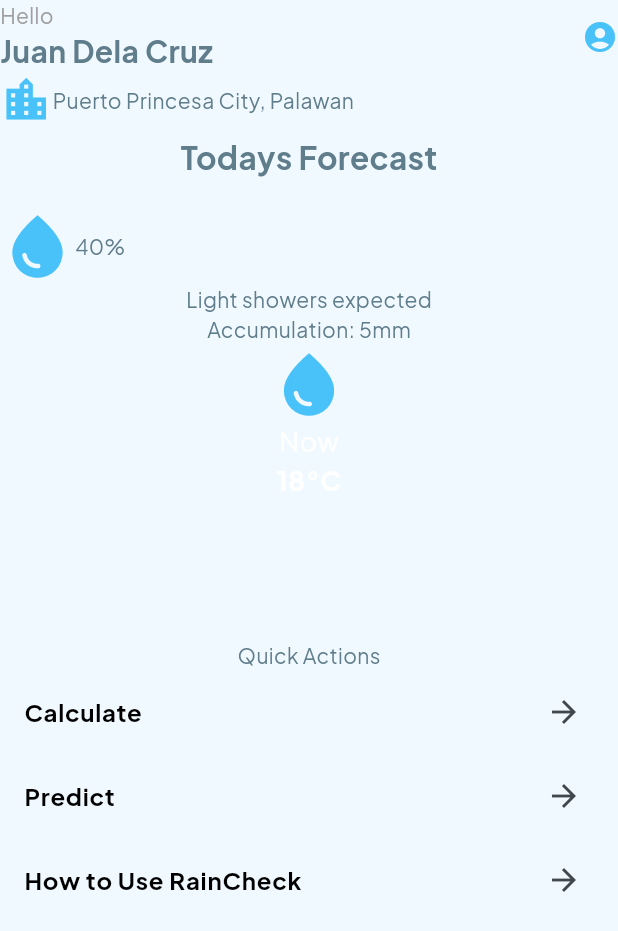
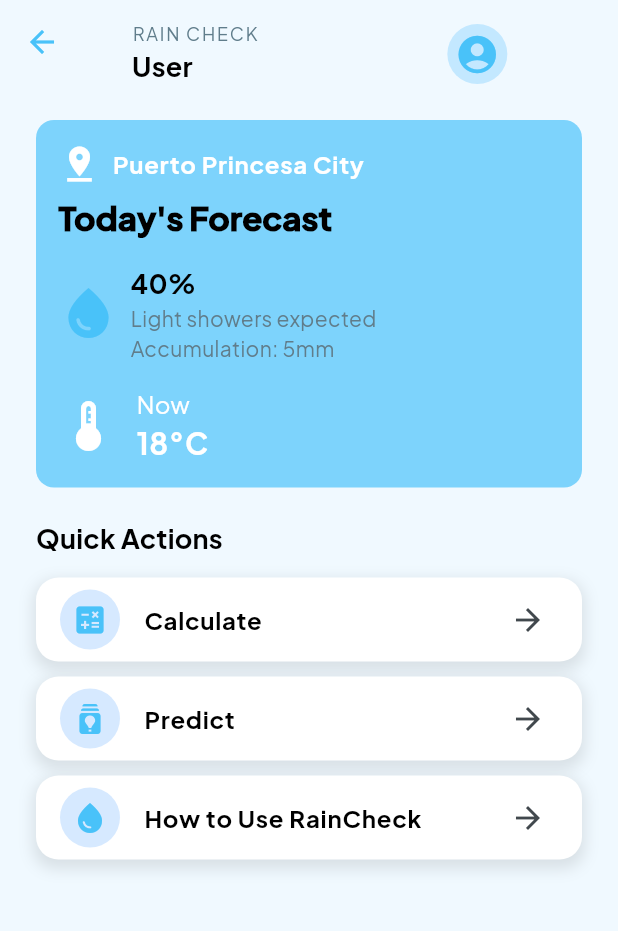
Before and after one commit to jubilcabrestante/rain_check, a Flutter app: the MainAppScreen screen opened by its route, on a phone screen of 412 x 824 dp. Shown: the top 931 px of the screen. Run offline on Flutter 3.47's test engine with Material 3 defaults, Android fonts, the phone set to English and light mode, and no system bars; our stand-ins replace auto_route, cloud_firestore, dartz, equatable, firebase_auth, firebase_core and 8 more; missing offline and left inert: flutter_icon_snackbar; accounts and stored records are empty; generated files the repository leaves out were written again.

Commit message:
update design on main screen

```diff
--- a/lib/app/app_screen.dart
+++ b/lib/app/app_screen.dart
@@ -1,7 +1,11 @@
 import 'package:auto_route/auto_route.dart';
 import 'package:flutter/material.dart';
+import 'package:flutter_bloc/flutter_bloc.dart';
 import 'package:gap/gap.dart';
 import 'package:rain_check/app/router/router.gr.dart';
+import 'package:rain_check/app/themes/colors.dart';
+import 'package:rain_check/core/domain/cubit/auth_user_cubit.dart';
+import 'package:rain_check/core/utils/name_formatter.dart';
 
 @RoutePage()
 class MainAppScreen extends StatefulWidget {
@@ -12,115 +16,225 @@ class MainAppScreen extends StatefulWidget {
 }
 
 class _MainAppScreenState extends State<MainAppScreen> {
-  final List<Map<String, dynamic>> navList = [
-    {"title": "Calculate", "route": CalculateRoute()},
-    {"title": "Predict", "route": PredictRoute()},
-    {"title": "How to Use RainCheck", "route": GuideRoute()},
+  final String location = "";
+
+  final List<_NavItem> navList = const [
+    _NavItem(
+      title: "Calculate",
+      route: CalculateRoute(),
+      icon: Icons.calculate,
+    ),
+    _NavItem(
+      title: "Predict",
+      route: PredictRoute(),
+      icon: Icons.batch_prediction,
+    ),
+    _NavItem(
+      title: "How to Use RainCheck",
+      route: GuideRoute(),
+      icon: Icons.water_drop,
+    ),
   ];
 
   @override
   Widget build(BuildContext context) {
-    return Scaffold(
-      body: Column(
+    var theme = Theme.of(context);
+    return BlocConsumer<AuthUserCubit, AuthUserState>(
+      listener: (context, state) {
+        // TODO: implement listener
+      },
+      builder: (context, state) {
+        var fullName = state.currentUser?.fullName;
+        return Scaffold(
+          appBar: AppBar(
+            backgroundColor: AppColors.background,
+            title: Padding(
+              padding: const EdgeInsets.fromLTRB(16, 16, 16, 0),
+              child: Row(
+                children: [
+                  Flexible(
+                    child: Column(
+                      crossAxisAlignment: CrossAxisAlignment.start,
+                      mainAxisAlignment: MainAxisAlignment.center,
+                      children: [
+                        Text(
+                          "RAIN CHECK",
+                          style: theme.textTheme.bodySmall?.copyWith(
+                            letterSpacing: 1.2,
+                            color: AppColors.textGrey,
+                          ),
+                        ),
+                        Text(
+                          NameFormatter.formatFullName(fullName.toString()),
+                          style: theme.textTheme.titleMedium,
+                        ),
+                      ],
+                    ),
+                  ),
+                  Spacer(),
+                  const CircleAvatar(
+                    radius: 20,
+                    child: Icon(
+                      Icons.account_circle,
+                      color: AppColors.primary,
+                      size: 30,
+                    ),
+                  ),
+                ],
+              ),
+            ),
+          ),
+          body: Padding(
+            padding: const EdgeInsets.all(24.0),
+            child: Column(
+              crossAxisAlignment: CrossAxisAlignment.start,
+              children: [
+                _WeatherHeader(location: location),
+                const Gap(20),
+                Text("Quick Actions", style: theme.textTheme.titleMedium),
+                const Gap(8),
+                Expanded(
+                  child: ListView.builder(
+                    padding: EdgeInsets.symmetric(vertical: 5),
+                    itemCount: navList.length,
+                    itemBuilder: (context, index) {
+                      final item = navList[index];
+                      return Padding(
+                        padding: EdgeInsets.only(bottom: 10),
+                        child: Container(
+                          decoration: BoxDecoration(
+                            color: AppColors.textWhite,
+                            borderRadius: BorderRadius.circular(15),
+                            boxShadow: [
+                              BoxShadow(
+                                color: Colors.black.withValues(alpha: 0.1),
+                                blurRadius: 8,
+                                spreadRadius: 2,
+                                offset: const Offset(0, 4),
+                              ),
+                            ],
+                          ),
+                          child: ListTile(
+                            leading: CircleAvatar(
+                              backgroundColor: AppColors.lighttGrey,
+                              child: Icon(
+                                item.icon as IconData?,
+                                color: AppColors.primary,
+                              ),
+                            ),
+                            title: Text(item.title),
+                            trailing: const Icon(Icons.arrow_forward),
+                            onTap: () => context.router.push(item.route),
+                          ),
+                        ),
+                      );
+                    },
+                  ),
+                ),
+              ],
+            ),
+          ),
+        );
+      },
+    );
+  }
+}
+
+/// Weather header widget
+class _WeatherHeader extends StatefulWidget {
+  final String location;
+  const _WeatherHeader({required this.location});
+
+  @override
+  State<_WeatherHeader> createState() => _WeatherHeaderState();
+}
+
+class _WeatherHeaderState extends State<_WeatherHeader> {
+  @override
+  Widget build(BuildContext context) {
+    var theme = Theme.of(context);
+    return Container(
+      padding: EdgeInsets.all(15),
+      decoration: BoxDecoration(
+        color: AppColors.secondary,
+        borderRadius: BorderRadius.circular(12),
+      ),
+      child: Column(
+        crossAxisAlignment: CrossAxisAlignment.start,
         children: [
-          //  Header
+          // Location Row
           Row(
             children: [
+              const Icon(Icons.pin_drop, size: 28, color: AppColors.textWhite),
+              const Gap(8),
+              Text(
+                "Puerto Princesa City",
+                style: theme.textTheme.bodyLarge?.copyWith(
+                  color: AppColors.textWhite,
+                ),
+              ),
+            ],
+          ),
+          const Gap(8),
+          Text("Today's Forecast", style: theme.textTheme.titleLarge),
+          const Gap(16),
+
+          // Rain info
+          Row(
+            children: [
+              const Icon(Icons.water_drop, size: 40, color: AppColors.primary),
+              const Gap(8),
+              Column(
+                crossAxisAlignment: CrossAxisAlignment.start,
+                children: [
+                  Text("40%", style: theme.textTheme.titleMedium),
+                  const Text("Light showers expected"),
+                  const Text("Accumulation: 5mm"),
+                ],
+              ),
+            ],
+          ),
+          const Gap(16),
+
+          // Temperature Now
+          Row(
+            children: const [
+              Icon(Icons.thermostat, size: 40, color: AppColors.textWhite),
+              Gap(12),
               Column(
                 crossAxisAlignment: CrossAxisAlignment.start,
                 children: [
                   Text(
-                    "Hello",
-                    style: TextStyle(fontSize: 14, color: Colors.grey),
+                    "Now",
+                    style: TextStyle(fontSize: 16, color: AppColors.textWhite),
                   ),
                   Text(
-                    "Juan Dela Cruz",
-                    style: TextStyle(fontSize: 20, fontWeight: FontWeight.bold),
+                    "18°C",
+                    style: TextStyle(
+                      fontSize: 20,
+                      fontWeight: FontWeight.bold,
+                      color: AppColors.textWhite,
+                    ),
                   ),
                 ],
               ),
-              Spacer(),
-              // Account Icon
-              Icon(Icons.account_circle),
             ],
-          ),
-
-          // Weather Container
-          Expanded(
-            // TODO: Implement weather api here
-            child: Column(
-              children: [
-                Column(
-                  children: [
-                    Row(
-                      children: [
-                        Icon(Icons.location_city, size: 35),
-                        // TODO: Implement dynamic location here but only if the location city is puerto princesa city
-                        Text("Puerto Princesa City, Palawan"),
-                      ],
-                    ),
-                    Gap(5),
-                    Text(
-                      "Todays Forecast",
-                      style: TextStyle(
-                        fontSize: 21,
-                        fontWeight: FontWeight.bold,
-                      ),
-                    ),
-                    Gap(20),
-                    Row(
-                      children: [
-                        Icon(Icons.water_drop, size: 50),
-                        // TODO: Implement dynamic rain percentage here
-                        Text("40%"),
-                      ],
-                    ),
-                    Text("Light showers expected"),
-                    Text("Accumulation: 5mm"),
-                  ],
-                ),
-                Gap(2),
-                Column(
-                  children: [
-                    Icon(Icons.water_drop, size: 50),
-                    Spacer(),
-                    Text(
-                      "Now",
-                      style: TextStyle(fontSize: 18, color: Colors.white),
-                    ),
-                    // TODO: Implement dynamic temperature here
-                    Text(
-                      "18°C",
-                      style: TextStyle(
-                        fontSize: 18,
-                        fontWeight: FontWeight.bold,
-                        color: Colors.white,
-                      ),
-                    ),
-                  ],
-                ),
-              ],
-            ),
-          ),
-
-          // Navigation Container
-          Text("Quick Actions"),
-          Expanded(
-            child: ListView.builder(
-              itemCount: navList.length,
-              itemBuilder: (context, index) {
-                return ListTile(
-                  title: Text(navList[index]['title']),
-                  trailing: Icon(Icons.arrow_forward),
-                  onTap: () {
-                    context.router.push(navList[index]['route']);
-                  },
-                );
-              },
-            ),
           ),
         ],
       ),
     );
   }
 }
+
+/// Type-safe nav item
+class _NavItem {
+  final String title;
+  final PageRouteInfo route;
+  final IconData icon;
+
+  const _NavItem({
+    required this.title,
+    required this.route,
+    required this.icon,
+  });
+}
--- a/lib/app/themes/colors.dart
+++ b/lib/app/themes/colors.dart
@@ -9,6 +9,7 @@ class AppColors {
   static const Color secondaryBackground = Color(0xFFF0F9FF); // #F0F9FF
   static const Color textWhite = Colors.white;
   static const Color textGrey = Colors.blueGrey;
+  static const Color lighttGrey = Color.fromARGB(255, 214, 233, 255);
   static const Color textBlack = Colors.black;
   static const Color error = Colors.red;
 
--- a/lib/app/themes/themes.dart
+++ b/lib/app/themes/themes.dart
@@ -31,8 +31,8 @@ class AppTheme {
 
     // AppBar
     appBarTheme: const AppBarTheme(
-      backgroundColor: AppColors.primary,
-      foregroundColor: AppColors.textWhite,
+      backgroundColor: AppColors.textWhite,
+      foregroundColor: AppColors.primary,
       elevation: 0,
       centerTitle: true,
     ),
--- /dev/null
+++ b/lib/core/utils/name_formatter.dart
@@ -0,0 +1,24 @@
+class NameFormatter {
+  NameFormatter._(); // private constructor to prevent instantiation
+
+  /// Formats a full name:
+  /// - Trims extra spaces
+  /// - Capitalizes each word
+  /// - Returns 'User' if null or empty
+  static String formatFullName(String? fullName) {
+    if (fullName == null || fullName.trim().isEmpty) return 'User';
+
+    // Split by spaces, remove empty segments, capitalize each word
+    final words = fullName
+        .trim()
+        .split(RegExp(r'\s+'))
+        .map(
+          (word) => word.isNotEmpty
+              ? '${word[0].toUpperCase()}${word.substring(1).toLowerCase()}'
+              : '',
+        )
+        .toList();
+
+    return words.join(' ');
+  }
+}
```
